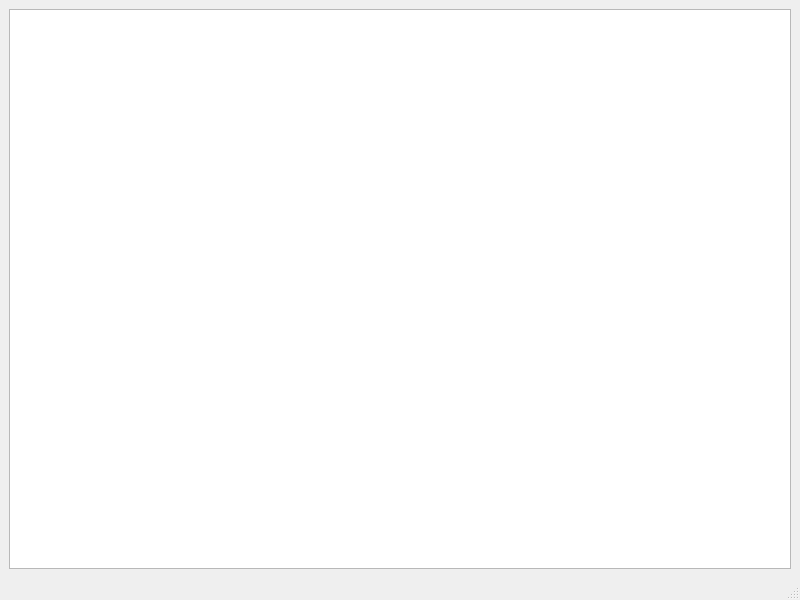
Above: Game/bettermainwindow.ui from miikka0000/BusDestroyer2000-Game-with-Qt before the change. Below: the same form after it.
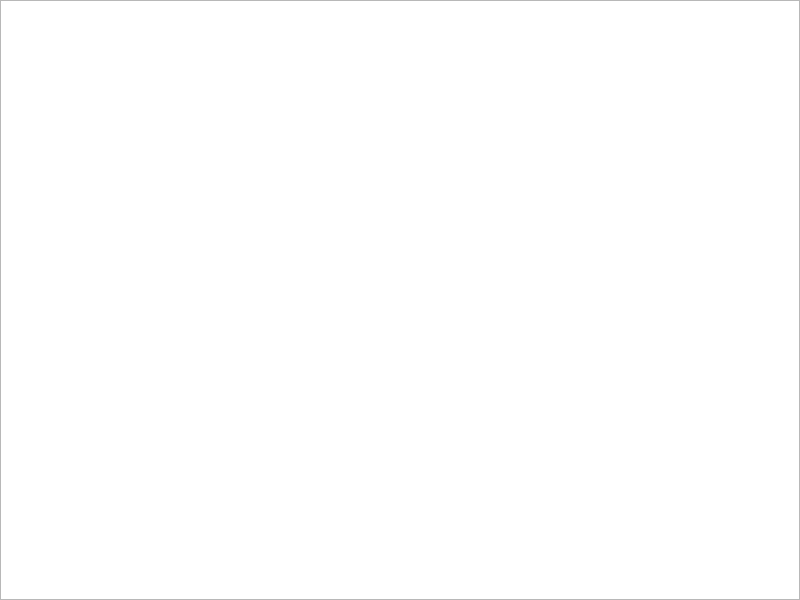
That is the form after the change.

Commit message: poistettu peliikkunan paddingit

Diff of the .ui file:
```diff
--- a/Game/bettermainwindow.ui
+++ b/Game/bettermainwindow.ui
@@ -15,8 +15,42 @@
   </property>
   <widget class="QWidget" name="centralwidget">
    <layout class="QVBoxLayout" name="verticalLayout">
+    <property name="spacing">
+     <number>0</number>
+    </property>
+    <property name="sizeConstraint">
+     <enum>QLayout::SetDefaultConstraint</enum>
+    </property>
+    <property name="leftMargin">
+     <number>0</number>
+    </property>
+    <property name="topMargin">
+     <number>0</number>
+    </property>
+    <property name="rightMargin">
+     <number>0</number>
+    </property>
+    <property name="bottomMargin">
+     <number>0</number>
+    </property>
     <item>
-     <widget class="QGraphicsView" name="graphicsView"/>
+     <widget class="QGraphicsView" name="graphicsView">
+      <property name="maximumSize">
+       <size>
+        <width>16777215</width>
+        <height>16777215</height>
+       </size>
+      </property>
+      <property name="autoFillBackground">
+       <bool>false</bool>
+      </property>
+      <property name="verticalScrollBarPolicy">
+       <enum>Qt::ScrollBarAlwaysOff</enum>
+      </property>
+      <property name="horizontalScrollBarPolicy">
+       <enum>Qt::ScrollBarAlwaysOff</enum>
+      </property>
+     </widget>
     </item>
    </layout>
   </widget>
@@ -30,7 +64,6 @@
     </rect>
    </property>
   </widget>
-  <widget class="QStatusBar" name="statusbar"/>
  </widget>
  <resources/>
  <connections/>
```
The commit also changes 1 other file.
